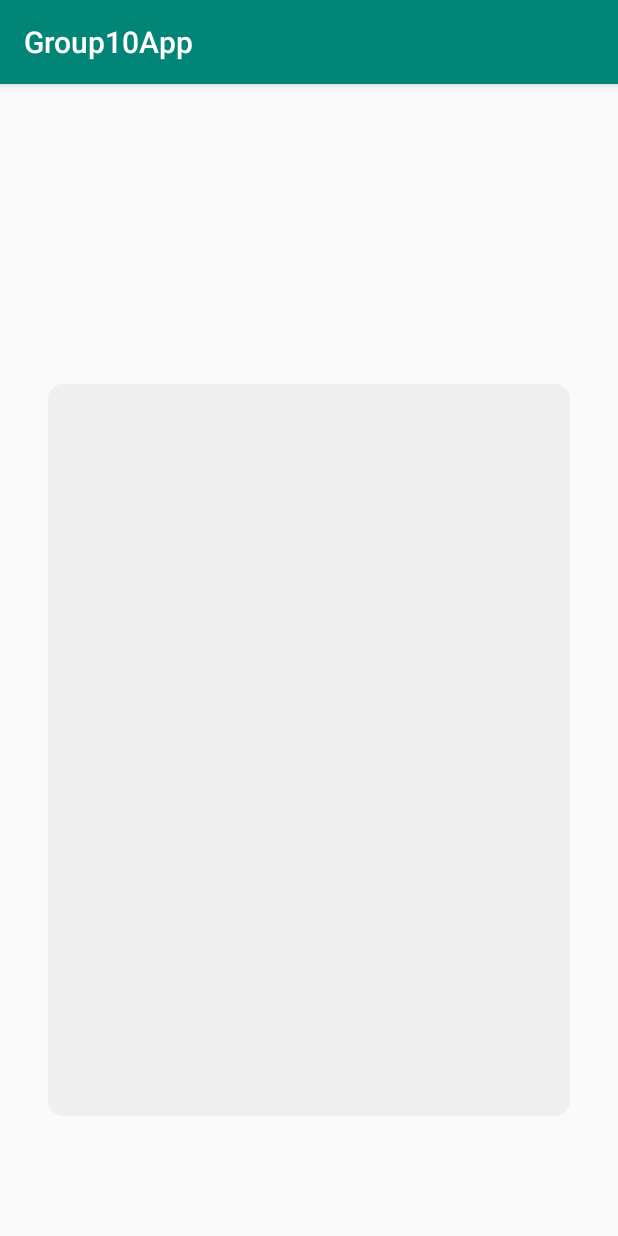
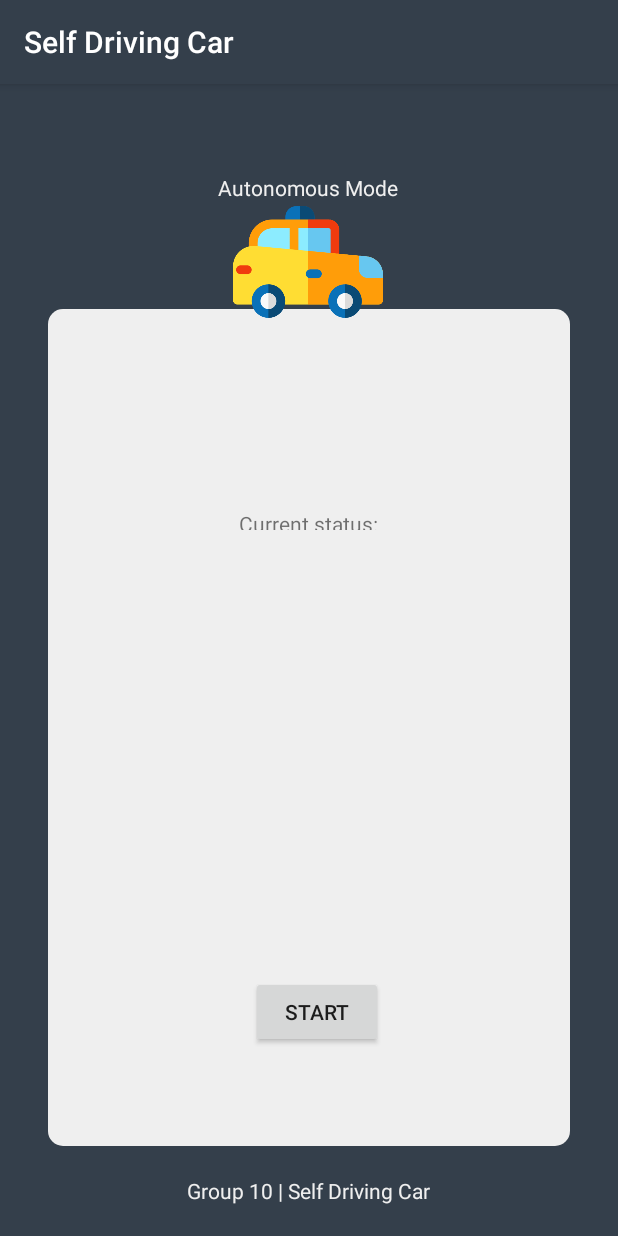
Before and after one commit to DIT112-V19/group-10, an Android app: the screen it shows after launch (AutonomousMode), after a tap on "AUTONOMOUS MODE", on a phone screen of 412 x 824 dp. Run offline under Robolectric (Android 15) with nearby library versions, the light colour scheme and no system bars.

Commit message:
feature: structure of autonomous mode screen, toggle for START/STOP button in auto mode

```diff
--- a/carMobileApp/app/src/main/AndroidManifest.xml
+++ b/carMobileApp/app/src/main/AndroidManifest.xml
@@ -5,7 +5,7 @@
     <application
         android:allowBackup="true"
         android:icon="@mipmap/ic_launcher"
-        android:label="@string/app_name"
+        android:label="@string/title"
         android:roundIcon="@mipmap/ic_launcher_round"
         android:supportsRtl="true"
         android:theme="@style/AppTheme">
--- a/carMobileApp/app/src/main/java/com/group10app/AutonomousMode.java
+++ b/carMobileApp/app/src/main/java/com/group10app/AutonomousMode.java
@@ -2,12 +2,54 @@ package com.group10app;
 
 import android.support.v7.app.AppCompatActivity;
 import android.os.Bundle;
+import android.view.View;
+import android.widget.Button;
+import android.widget.TextView;
 
 public class AutonomousMode extends AppCompatActivity {
+
+    // Current status options
+    private static final String OBS = "obstacle detected";
+    private static final String FINE = "fine";
+    private static final String STOPPED = "stopped";
+
+    // Toggle between START and STOP
+    private static boolean IS_STOPPED = true;
+    private static final String START = "start";
+    private static final String STOP = "stop";
 
     @Override
     protected void onCreate(Bundle savedInstanceState) {
         super.onCreate(savedInstanceState);
         setContentView(R.layout.activity_autonomous_mode);
     }
+
+    // Updates the current status
+    public void getStatus(View view) {
+        TextView currentStatus = findViewById(R.id.updatedStatus);
+        currentStatus.setText(FINE);
+    }
+
+    // Start car
+    public void startCar() {
+
+    }
+
+    // Stop car
+    public void stopCar() {
+
+    }
+
+    // Updates START/STOP button when pressed
+    public void toggleButton(View view) {
+        Button button = findViewById(R.id.button);
+        if (IS_STOPPED) {
+            IS_STOPPED = false;
+            button.setText(STOP);
+        } else {
+            IS_STOPPED = true;
+            button.setText(START);
+        }
+
+    }
 }
--- a/carMobileApp/app/src/main/java/com/group10app/MainActivity.java
+++ b/carMobileApp/app/src/main/java/com/group10app/MainActivity.java
@@ -14,8 +14,8 @@ public class MainActivity extends AppCompatActivity {
     }
 
     public void openAutoMode(View view) {
-        Intent intentAuto = new Intent(this, AutonomousMode.class);
-        startActivity(intentAuto);
+        Intent intent = new Intent(this, AutonomousMode.class);
+        startActivity(intent);
     }
 
 
--- a/carMobileApp/app/src/main/res/layout/activity_autonomous_mode.xml
+++ b/carMobileApp/app/src/main/res/layout/activity_autonomous_mode.xml
@@ -4,6 +4,7 @@
     xmlns:tools="http://schemas.android.com/tools"
     android:layout_width="match_parent"
     android:layout_height="match_parent"
+    android:background="@color/colorBackgroundDark"
     tools:context=".AutonomousMode">
 
     <ImageView
@@ -12,10 +13,10 @@
         android:layout_height="0dp"
         android:layout_marginStart="32dp"
         android:layout_marginLeft="32dp"
-        android:layout_marginTop="200dp"
+        android:layout_marginTop="150dp"
         android:layout_marginEnd="32dp"
         android:layout_marginRight="32dp"
-        android:layout_marginBottom="80dp"
+        android:layout_marginBottom="60dp"
         android:width="100dp"
         android:height="100dp"
         app:layout_constraintBottom_toBottomOf="parent"
@@ -26,4 +27,88 @@
         app:layout_constraintVertical_bias="0.0"
         app:srcCompat="@drawable/round_rectangle_shape"
         tools:ignore="ContentDescription" />
+
+    <TextView
+        android:id="@+id/header"
+        android:layout_width="wrap_content"
+        android:layout_height="wrap_content"
+        android:layout_marginStart="176dp"
+        android:layout_marginLeft="176dp"
+        android:layout_marginTop="20dp"
+        android:layout_marginEnd="177dp"
+        android:layout_marginRight="177dp"
+        android:layout_marginBottom="32dp"
+        android:text="@string/auto_mode"
+        android:textColor="@color/textColorLight"
+        app:layout_constraintBottom_toTopOf="@+id/lightBackground"
+        app:layout_constraintEnd_toEndOf="parent"
+        app:layout_constraintStart_toStartOf="parent"
+        app:layout_constraintTop_toTopOf="parent" />
+
+    <TextView
+        android:id="@+id/footer"
+        android:layout_width="wrap_content"
+        android:layout_height="wrap_content"
+        android:layout_marginStart="176dp"
+        android:layout_marginLeft="176dp"
+        android:layout_marginTop="20dp"
+        android:layout_marginEnd="177dp"
+        android:layout_marginRight="177dp"
+        android:text="@string/footer"
+        android:textColor="@color/textColorLight"
+        app:layout_constraintEnd_toEndOf="parent"
+        app:layout_constraintStart_toStartOf="parent"
+        app:layout_constraintTop_toBottomOf="@+id/lightBackground" />
+
+    <ImageView
+        android:id="@+id/logo"
+        android:layout_width="100dp"
+        android:layout_height="100dp"
+        android:layout_centerHorizontal="true"
+        android:layout_marginTop="8dp"
+        app:layout_constraintBottom_toTopOf="@+id/lightBackground"
+        app:layout_constraintEnd_toEndOf="@+id/header"
+        app:layout_constraintStart_toStartOf="@+id/header"
+        app:layout_constraintTop_toBottomOf="@+id/header"
+        app:srcCompat="@drawable/taxi"
+        tools:ignore="ContentDescription" />
+
+    <TextView
+        android:id="@+id/currentStatus"
+        android:layout_width="wrap_content"
+        android:layout_height="14dp"
+        android:layout_marginTop="20dp"
+        android:layout_marginBottom="350dp"
+        android:text="@string/current_status"
+        app:layout_constraintBottom_toTopOf="@+id/footer"
+        app:layout_constraintEnd_toEndOf="@+id/logo"
+        app:layout_constraintStart_toStartOf="@+id/logo"
+        app:layout_constraintTop_toTopOf="@+id/lightBackground"
+        app:layout_constraintVertical_bias="0.585" />
+
+    <TextView
+        android:id="@+id/updatedStatus"
+        android:layout_width="wrap_content"
+        android:layout_height="wrap_content"
+        android:layout_marginTop="100dp"
+        android:layout_marginBottom="395dp"
+        android:text="@string/initial_status"
+        app:layout_constraintBottom_toBottomOf="@+id/lightBackground"
+        app:layout_constraintEnd_toEndOf="@+id/logo"
+        app:layout_constraintStart_toStartOf="@+id/logo"
+        app:layout_constraintTop_toBottomOf="@+id/currentStatus" />
+
+    <Button
+        android:id="@+id/button"
+        android:layout_width="wrap_content"
+        android:layout_height="wrap_content"
+        android:layout_marginTop="200dp"
+        android:onClick="toggleButton"
+        android:text="@string/start"
+        app:layout_constraintBottom_toBottomOf="@+id/lightBackground"
+        app:layout_constraintEnd_toEndOf="@+id/logo"
+        app:layout_constraintHorizontal_bias="1.0"
+        app:layout_constraintStart_toStartOf="@+id/logo"
+        app:layout_constraintTop_toBottomOf="@+id/logo"
+        app:layout_constraintVertical_bias="0.776" />
 </android.support.constraint.ConstraintLayout>
--- a/carMobileApp/app/src/main/res/layout/activity_main.xml
+++ b/carMobileApp/app/src/main/res/layout/activity_main.xml
@@ -4,7 +4,6 @@
     xmlns:tools="http://schemas.android.com/tools"
     android:id="@+id/logo"
     android:layout_width="match_parent"
-
     android:layout_height="match_parent"
     android:background="@color/colorBackgroundDark"
     tools:context=".MainActivity">
@@ -30,7 +29,7 @@
         android:layout_height="wrap_content"
         android:layout_marginTop="100dp"
         android:layout_marginBottom="592dp"
-        android:text="@string/title"
+        android:text="@string/tagline"
         android:textColor="@color/textColorLight"
         app:layout_constraintBottom_toBottomOf="parent"
         app:layout_constraintEnd_toEndOf="@+id/companyName"
--- a/carMobileApp/app/src/main/res/values/colors.xml
+++ b/carMobileApp/app/src/main/res/values/colors.xml
@@ -1,11 +1,16 @@
 <?xml version="1.0" encoding="utf-8"?>
 <resources>
+    <!--Default colours-->
     <color name="colorPrimary">#008577</color>
     <color name="colorPrimaryDark">#00574B</color>
     <color name="colorAccent">#D81B60</color>
+
     <!--Background colours-->
     <color name="colorBackgroundDark">#343F4B</color>
     <color name="colorBackgroundLight">#EFEFEF</color>
+
     <!--Text colours-->
     <color name="textColorLight">#EFEFEF</color>
+
+    <!--Button colours-->
 </resources>
--- a/carMobileApp/app/src/main/res/values/strings.xml
+++ b/carMobileApp/app/src/main/res/values/strings.xml
@@ -1,11 +1,34 @@
+<?xml version="1.0" encoding="utf-8"?>
+<!DOCTYPE resources [
+    <!ENTITY title "Self Driving Car">
+    <!ENTITY company "Group 10">
+    ]>
+
 <resources>
     <string name="app_name">Group10App</string>
-    <string name="title">Self Driving Car</string>
-    <string name="company_name">Group 10</string>
+    <string name="title">&title;</string>
+    <string name="company_name">&company;</string>
+
     <!--Homepage-->
+    <string name="tagline">The experience of a lifetime</string>
     <string name="button_auto_homepage">Autonomous Mode</string>
     <string name="button_manual_homepage">Manual Mode</string>
     <string name="github_button_content_desc">Link to project repository on Github</string>
     <string name="credits">Credits</string>
     <string name="instructions">Instructions</string>
+
+    <!--Both modes-->
+    <string name="current_status">Current status:</string>
+    <string name="initial_status">stopped</string>
+    <string name="start">start</string>
+    <string name="stop">stop</string>
+
+    <!--Autonomous mode-->
+    <string name="auto_mode">Autonomous Mode</string>
+
+    <!--Manual mode-->
+    <string name="manual_mode">Manual Mode</string>
+
+    <!--Footer-->
+    <string name="footer">&company; | &title;</string>
 </resources>
--- a/carMobileApp/app/src/main/res/values/styles.xml
+++ b/carMobileApp/app/src/main/res/values/styles.xml
@@ -3,8 +3,8 @@
     <!-- Base application theme. -->
     <style name="AppTheme" parent="Theme.AppCompat.Light.DarkActionBar">
         <!-- Customize your theme here. -->
-        <item name="colorPrimary">@color/colorPrimary</item>
-        <item name="colorPrimaryDark">@color/colorPrimaryDark</item>
+        <item name="colorPrimary">@color/colorBackgroundDark</item>
+        <item name="colorPrimaryDark">@color/colorBackgroundDark</item>
         <item name="colorAccent">@color/colorAccent</item>
     </style>
 
```
